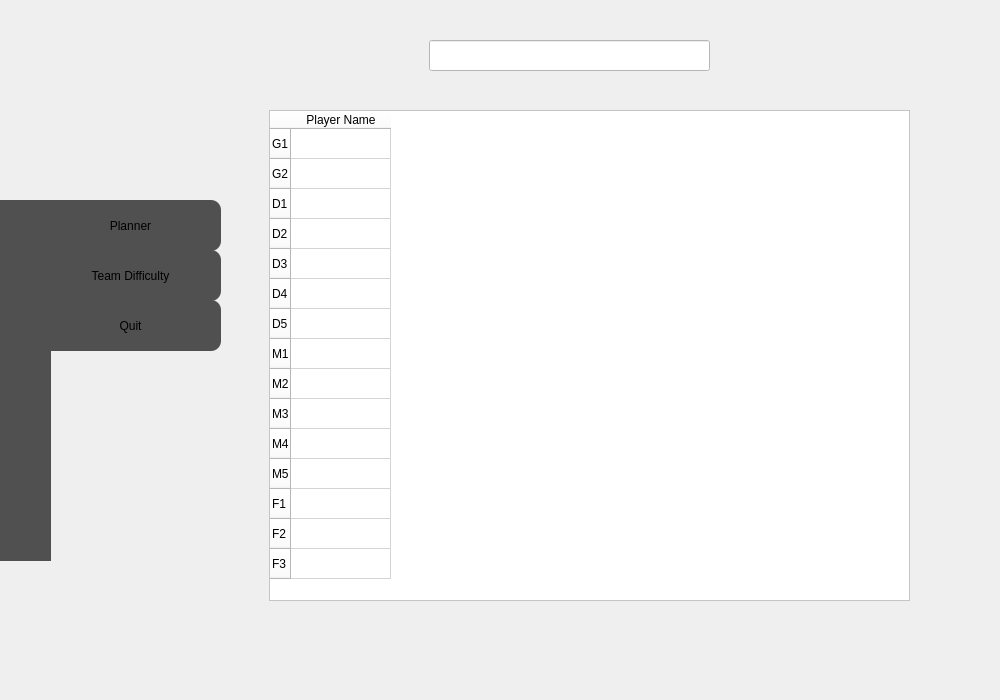
Above: design.ui from Fran3x/fpl_tool before the change. Below: the same form after it.
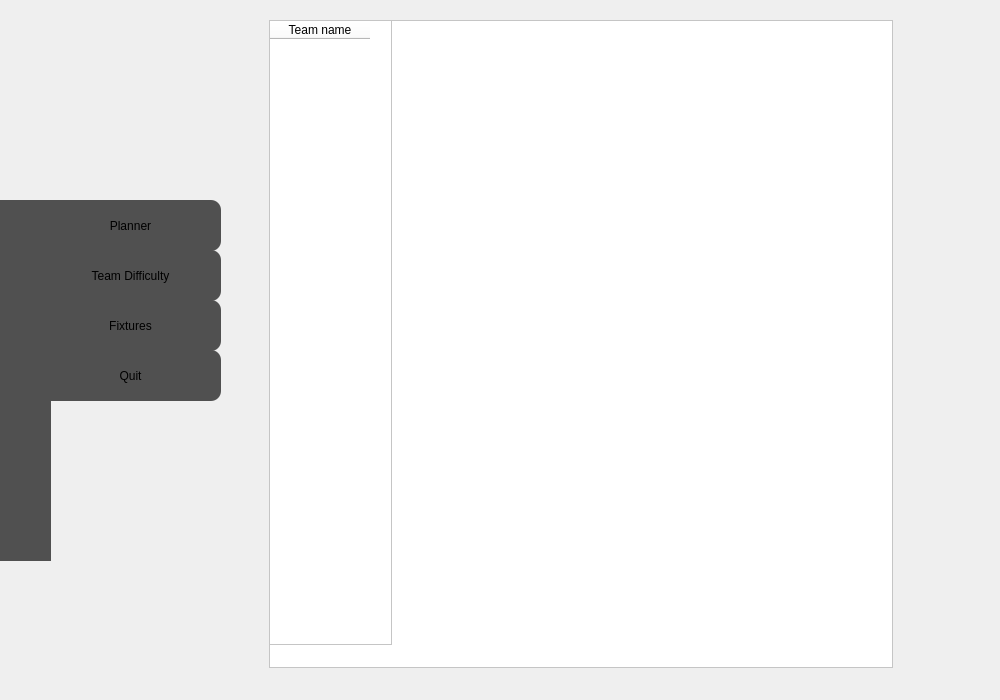
That is the form after the change. The open tabs and pages were chosen to show the change. Icons and pictures are not drawn.

```diff
--- a/design.ui
+++ b/design.ui
@@ -86,8 +86,8 @@
        <rect>
         <x>30</x>
         <y>110</y>
-        <width>641</width>
-        <height>491</height>
+        <width>628</width>
+        <height>492</height>
        </rect>
       </property>
       <property name="styleSheet">
@@ -776,7 +776,53 @@
       </property>
      </widget>
     </widget>
-    <widget class="QWidget" name="page_5"/>
+    <widget class="QWidget" name="fixtures_page">
+     <widget class="QTableWidget" name="fixtures_table">
+      <property name="geometry">
+       <rect>
+        <x>30</x>
+        <y>20</y>
+        <width>624</width>
+        <height>648</height>
+       </rect>
+      </property>
+      <property name="styleSheet">
+       <string notr="true">background-color:white</string>
+      </property>
+      <property name="frameShadow">
+       <enum>QFrame::Raised</enum>
+      </property>
+      <column>
+       <property name="text">
+        <string>Team name</string>
+       </property>
+      </column>
+     </widget>
+     <widget class="QTableWidget" name="frozen_fixtures">
+      <property name="geometry">
+       <rect>
+        <x>30</x>
+        <y>20</y>
+        <width>123</width>
+        <height>625</height>
+       </rect>
+      </property>
+      <property name="styleSheet">
+       <string notr="true">background-color: white</string>
+      </property>
+      <property name="frameShadow">
+       <enum>QFrame::Raised</enum>
+      </property>
+      <property name="lineWidth">
+       <number>1</number>
+      </property>
+      <column>
+       <property name="text">
+        <string>Team name</string>
+       </property>
+      </column>
+     </widget>
+    </widget>
    </widget>
    <widget class="QLabel" name="label_21">
     <property name="geometry">
@@ -827,7 +873,7 @@
     <property name="geometry">
      <rect>
       <x>40</x>
-      <y>300</y>
+      <y>350</y>
       <width>181</width>
       <height>51</height>
      </rect>
@@ -836,6 +882,20 @@
      <string>Quit</string>
     </property>
    </widget>
+   <widget class="QPushButton" name="Fixtures">
+    <property name="geometry">
+     <rect>
+      <x>40</x>
+      <y>300</y>
+      <width>181</width>
+      <height>51</height>
+     </rect>
+    </property>
+    <property name="text">
+     <string>Fixtures</string>
+    </property>
+   </widget>
+   <zorder>Fixtures</zorder>
    <zorder>Quit</zorder>
    <zorder>label_22</zorder>
    <zorder>TeamDifficulty</zorder>
```
